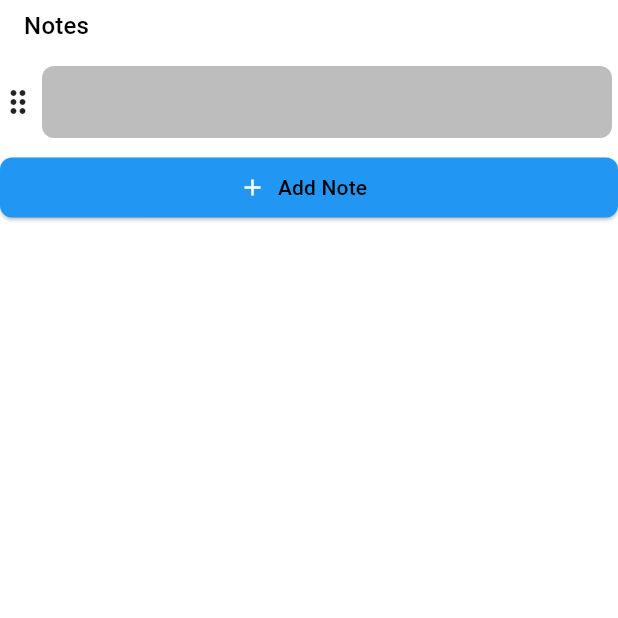
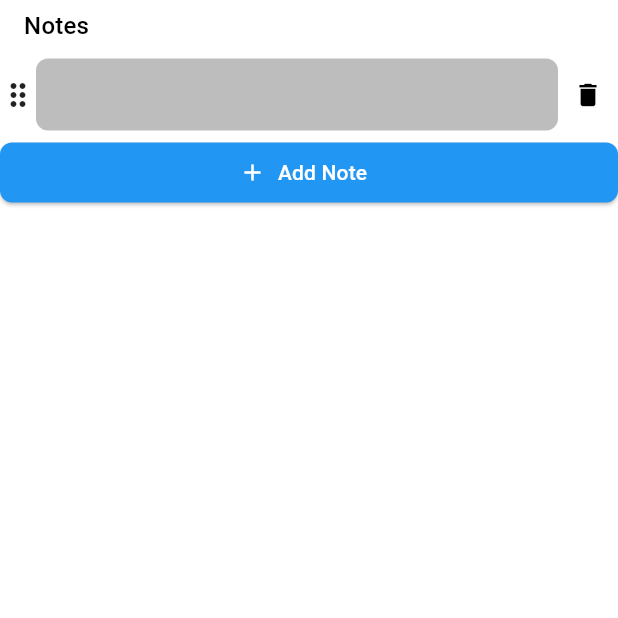
Before and after one commit to ThisIsSidam/blackout_launcher, a Flutter app: the NotesSection screen opened directly, after a tap on "Add Note", on a phone screen of 412 x 824 dp, the top half of it. Run offline on Flutter 3.47's test engine with Material 3 defaults, Android fonts, the phone set to English and light mode, and no system bars; drawn by our look-alikes of dynamic_color; our stand-ins replace flutter_riverpod, fluttertoast, go_router, hive, hive_flutter, hooks_riverpod and 1 more; missing offline and left inert: installed_apps; accounts and stored records are empty.

Commit message:
Cleaned code leaving only delete option in NoteWidget

```diff
--- a/lib/feature/Notes/widget/note_widget.dart
+++ b/lib/feature/Notes/widget/note_widget.dart
@@ -51,17 +51,17 @@ class _NoteWidgetState extends ConsumerState<NoteWidget> {
 
   @override
   Widget build(BuildContext context) {
-    return ExpansionTile(
-        shape: RoundedRectangleBorder(borderRadius: BorderRadius.circular(12)),
-        tilePadding: EdgeInsets.symmetric(horizontal: 4),
-        showTrailingIcon: false,
-        title: Container(
+    return Row(
+      children: [
+        Flexible(
+          child: Container(
             width: double.maxFinite,
             decoration: BoxDecoration(
               color: Colors.black26,
               borderRadius: BorderRadius.circular(8),
             ),
-          padding: const EdgeInsets.symmetric(horizontal: 12),
+            padding: const EdgeInsets.only(left: 12),
+            margin: const EdgeInsets.symmetric(vertical: 4),
             child: TextField(
               controller: controller,
               focusNode: focusNode,
@@ -76,29 +76,23 @@ class _NoteWidgetState extends ConsumerState<NoteWidget> {
               },
             ),
           ),
-        children: [_buildEditPanel(context, focusNode)]);
-  }
-
-  Widget _buildEditPanel(BuildContext context, FocusNode focusNode) {
-    return SizedBox(
-      height: 35,
-      child: Row(
-        mainAxisAlignment: MainAxisAlignment.start,
-        children: [
-          TextButton(
-            onPressed: () {},
-            child: Text('[ ]'),
         ),
-          TextButton(onPressed: () {}, child: Text('Break')),
-          Spacer(),
         IconButton(
-            icon: Icon(Icons.delete),
+          visualDensity: VisualDensity.compact,
+          iconSize: 20,
+          style: ButtonStyle(
+            visualDensity: VisualDensity.compact,
+            padding: WidgetStatePropertyAll(EdgeInsets.zero),
+          ),
+          padding: EdgeInsets.zero,
+          icon: Icon(
+            Icons.delete,
+          ),
           onPressed: () {
             ref.read(notesProvider).removeNote(widget.note);
           },
-          )
+        ),
       ],
-      ),
     );
   }
 }
--- a/lib/feature/Notes/widget/notes_section.dart
+++ b/lib/feature/Notes/widget/notes_section.dart
@@ -92,6 +92,7 @@ class NotesSection extends HookConsumerWidget {
               color: Theme.of(context).colorScheme.onPrimary,
             ),
             label: Text('Add Note',
-                style: Theme.of(context).textTheme.titleSmall)));
+                style: Theme.of(context).textTheme.titleSmall!.copyWith(
+                    color: Theme.of(context).colorScheme.onPrimary))));
   }
 }
```
Lines whose indentation alone changed are shown as unchanged.
